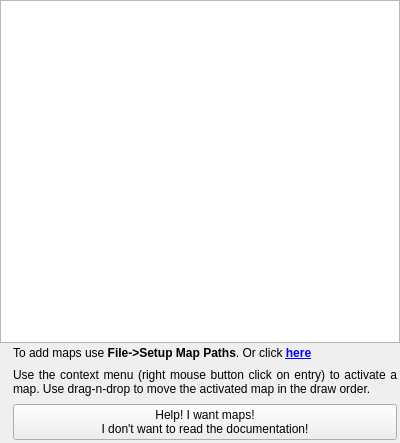
First picture: the form in src/qmapshack/map/IMapList.ui, repository Maproom/qmapshack, before the edit.
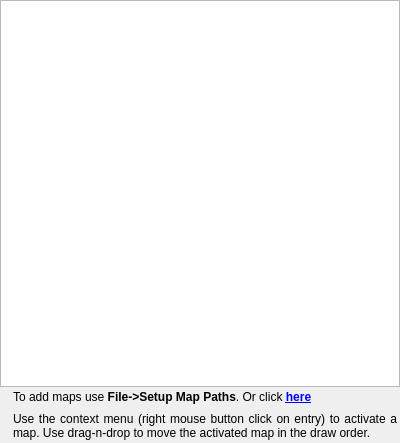
Second picture: the form after the edit. Icons and pictures are not drawn. Custom widgets are drawn as their Qt base class.

Patch:
```diff
--- a/src/qmapshack/map/IMapList.ui
+++ b/src/qmapshack/map/IMapList.ui
@@ -123,14 +123,6 @@
          </property>
         </widget>
        </item>
-       <item>
-        <widget class="QPushButton" name="pushMapHonk">
-         <property name="text">
-          <string>Help! I want maps!
-I don't want to read the documentation!</string>
-         </property>
-        </widget>
-       </item>
       </layout>
      </item>
     </layout>
```
